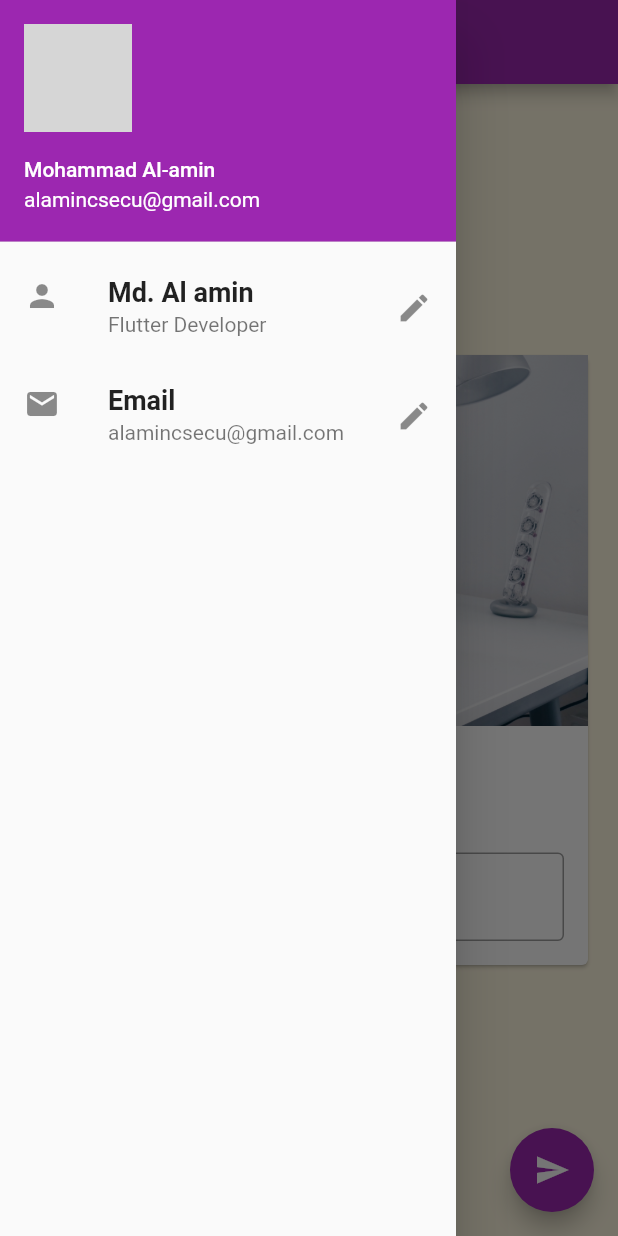
After one commit to Alamin11/AwesomeApp, a Flutter app: the screen it shows after launch, with the side drawer open, on a phone screen of 412 x 824 dp. The commit adds this screen. Run offline on Flutter 3.47's test engine with Material 2 defaults, Android fonts, the phone set to English and light mode, and no system bars; network calls fail; grey boxes are pictures that could not be loaded.

Commit message:
Ch#5 Code is orgagised

```diff
--- /dev/null
+++ b/lib/drawer.dart
@@ -0,0 +1,55 @@
+import 'package:flutter/material.dart';
+
+class MyDrawer extends StatelessWidget {
+  const MyDrawer({Key? key}) : super(key: key);
+
+  @override
+  Widget build(BuildContext context) {
+    return Drawer(
+      child: ListView(
+        padding: const EdgeInsets.all(0),
+        children: <Widget>[
+          // DrawerHeader(
+          //   child: Text("This is a drawer header"),
+          //   decoration: BoxDecoration(
+          //     color: Colors.purple,
+          //   ),
+          // ),
+          const UserAccountsDrawerHeader(
+            accountName: Text("Mohammad Al-amin"),
+            accountEmail: Text("alamincsecu@gmail.com"),
+            currentAccountPicture: CircleAvatar(
+              backgroundImage: NetworkImage(
+                  "https://scontent.fcgp27-1.fna.fbcdn.net/v/t39.30808-6/241068155_4075181592607970_7502407781989318439_n.jpg?_nc_cat=100&ccb=1-5&_nc_sid=09cbfe&_nc_eui2=AeEfQWrtP6XtPSOBvGFkzpXsyhEA8NtikTHKEQDw22KRMfCnRJwKTaLylU-XTLmVZwPCunclWpwNV9VH_QbCJS-B&_nc_ohc=3di8CQZSpxoAX_HDRBl&_nc_ht=scontent.fcgp27-1.fna&oh=00_AT_df-j-_MJpxBHAY4I6k71kmUai0q87dAcpQZ78F-vyjw&oe=621E4092"),
+            ),
+          ),
+          const ListTile(
+            leading: Icon(Icons.person),
+            title: Text(
+              "Md. Al amin",
+              style: TextStyle(
+                fontWeight: FontWeight.bold,
+                fontSize: 18.0,
+              ),
+            ),
+            subtitle: Text("Flutter Developer"),
+            trailing: Icon(Icons.edit),
+          ),
+          ListTile(
+            leading: const Icon(Icons.email),
+            title: const Text(
+              "Email",
+              style: TextStyle(
+                fontWeight: FontWeight.bold,
+                fontSize: 18.0,
+              ),
+            ),
+            subtitle: const Text("alamincsecu@gmail.com"),
+            trailing: const Icon(Icons.edit),
+            onTap: () {},
+          ),
+        ],
+      ),
+    );
+  }
+}
--- /dev/null
+++ b/lib/name_card.dart
@@ -0,0 +1,48 @@
+import 'package:flutter/material.dart';
+
+class NameCard extends StatelessWidget {
+  const NameCard({
+    Key? key,
+    required this.myText,
+    required TextEditingController nameController,
+  })  : _nameController = nameController,
+        super(key: key);
+
+  final String myText;
+  final TextEditingController _nameController;
+
+  @override
+  Widget build(BuildContext context) {
+    return Card(
+      child: Column(
+        children: [
+          Image.asset("assets/images/bg.jpg"),
+          const SizedBox(
+            height: 20.0,
+          ),
+          Text(
+            myText,
+            style: const TextStyle(
+              fontSize: 24,
+              fontWeight: FontWeight.bold,
+            ),
+          ),
+          const SizedBox(
+            height: 20.0,
+          ),
+          Padding(
+            padding: const EdgeInsets.all(16.0),
+            child: TextField(
+              controller: _nameController,
+              decoration: const InputDecoration(
+                border: OutlineInputBorder(),
+                hintText: "Input your name",
+                labelText: "Name",
+              ),
+            ),
+          ),
+        ],
+      ),
+    );
+  }
+}
--- /dev/null
+++ b/lib/pages/homepage.dart
@@ -0,0 +1,43 @@
+import 'package:flutter/material.dart';
+
+import '../drawer.dart';
+import '../name_card.dart';
+
+class HomePage extends StatefulWidget {
+  const HomePage({Key? key}) : super(key: key);
+
+  @override
+  State<HomePage> createState() => _HomePageState();
+}
+
+class _HomePageState extends State<HomePage> {
+  var myText = "Change My Name";
+  TextEditingController _nameController = TextEditingController();
+  @override
+  Widget build(BuildContext context) {
+    return Scaffold(
+      backgroundColor: Colors.amber[50],
+      appBar: AppBar(
+        title: const Text("Awesome app"),
+      ),
+      body: Center(
+        child: Padding(
+          padding: const EdgeInsets.all(16.0),
+          child: SingleChildScrollView(
+            child: NameCard(myText: myText, nameController: _nameController),
+          ),
+        ),
+      ),
+      floatingActionButton: FloatingActionButton(
+        onPressed: () {
+          myText = _nameController.text;
+          setState(() {});
+        },
+        child: const Icon(Icons.send),
+        hoverColor: Colors.purpleAccent, //Not working
+      ),
+      //floatingActionButtonLocation: FloatingActionButtonLocation.endFloat,
+      drawer: MyDrawer(),
+    );
+  }
+}
```
Also changed, not shown: lib/main.dart (+8 -114 lines).
